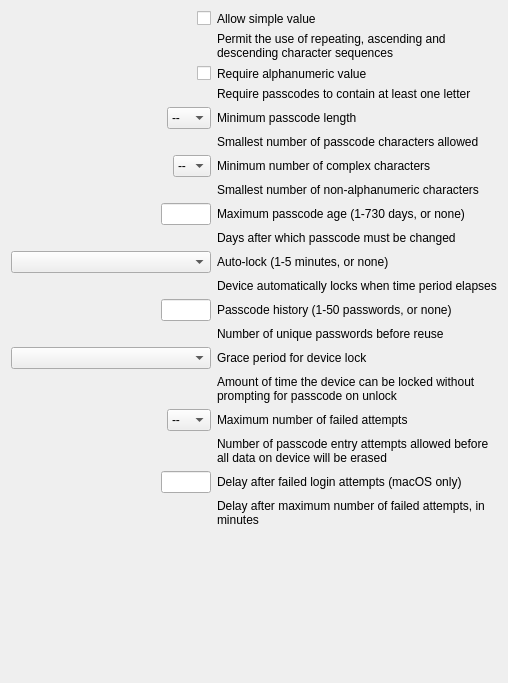
The window that FWAdminLib/Configurator/PasscodePolicyForm.ui (fw-dev/translations) describes before a commit, drawn with Qt 5.
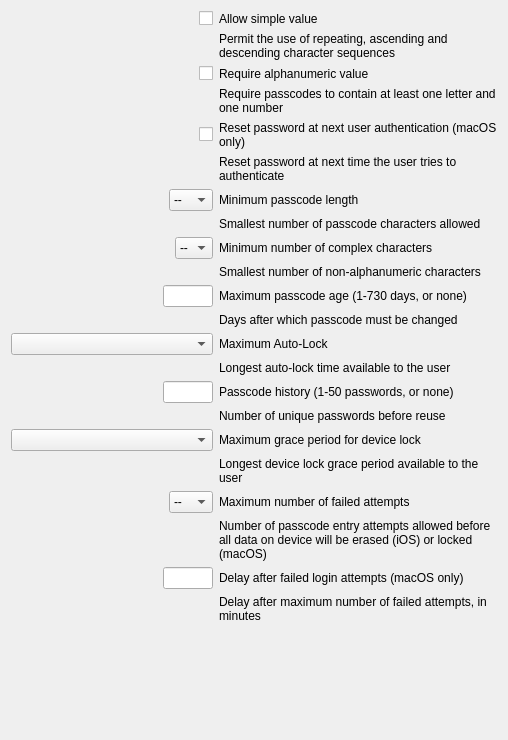
The same window after the commit.

```diff
--- a/FWAdminLib/Configurator/PasscodePolicyForm.ui
+++ b/FWAdminLib/Configurator/PasscodePolicyForm.ui
@@ -7,7 +7,7 @@
     <x>0</x>
     <y>0</y>
     <width>508</width>
-    <height>683</height>
+    <height>740</height>
    </rect>
   </property>
   <property name="windowTitle">
@@ -16,141 +16,21 @@
   <layout class="QVBoxLayout" name="verticalLayout_2">
    <item>
     <layout class="QGridLayout" name="gridLayout">
-     <item row="18" column="1">
-      <widget class="QLabel" name="label_10">
+     <item row="11" column="1">
+      <widget class="QLabel" name="lTipMaximumAge">
        <property name="text">
-        <string>Delay after failed login attempts (macOS only)</string>
+        <string>Days after which passcode must be changed</string>
        </property>
       </widget>
      </item>
-     <item row="17" column="1">
-      <widget class="QLabel" name="lTipMaximumFailedAttempts">
+     <item row="10" column="1">
+      <widget class="QLabel" name="label_3">
        <property name="text">
-        <string>Number of passcode entry attempts allowed before all data on device will be erased</string>
-       </property>
-       <property name="wordWrap">
-        <bool>true</bool>
-       </property>
-      </widget>
-     </item>
-     <item row="16" column="1">
-      <widget class="QLabel" name="label_7">
-       <property name="text">
-        <string>Maximum number of failed attempts</string>
-       </property>
-      </widget>
-     </item>
-     <item row="16" column="0">
-      <layout class="QHBoxLayout" name="horizontalLayout">
-       <item>
-        <spacer name="horizontalSpacer_9">
-         <property name="orientation">
-          <enum>Qt::Horizontal</enum>
-         </property>
-         <property name="sizeHint" stdset="0">
-          <size>
-           <width>0</width>
-           <height>13</height>
-          </size>
-         </property>
-        </spacer>
-       </item>
-       <item>
-        <widget class="QComboBox" name="maxFailedAttemptsField">
-         <item>
-          <property name="text">
-           <string>--</string>
-          </property>
-         </item>
-         <item>
-          <property name="text">
-           <string>2</string>
-          </property>
-         </item>
-         <item>
-          <property name="text">
-           <string>3</string>
-          </property>
-         </item>
-         <item>
-          <property name="text">
-           <string>4</string>
-          </property>
-         </item>
-         <item>
-          <property name="text">
-           <string>5</string>
-          </property>
-         </item>
-         <item>
-          <property name="text">
-           <string>6</string>
-          </property>
-         </item>
-         <item>
-          <property name="text">
-           <string>7</string>
-          </property>
-         </item>
-         <item>
-          <property name="text">
-           <string>8</string>
-          </property>
-         </item>
-         <item>
-          <property name="text">
-           <string>9</string>
-          </property>
-         </item>
-         <item>
-          <property name="text">
-           <string>10</string>
-          </property>
-         </item>
-         <item>
-          <property name="text">
-           <string>11</string>
-          </property>
-         </item>
-        </widget>
-       </item>
-      </layout>
-     </item>
-     <item row="15" column="1">
-      <widget class="QLabel" name="lTipGracePeriod">
-       <property name="text">
-        <string>Amount of time the device can be locked without prompting for passcode on unlock</string>
-       </property>
-       <property name="wordWrap">
-        <bool>true</bool>
-       </property>
-      </widget>
-     </item>
-     <item row="14" column="1">
-      <widget class="QLabel" name="label_6">
-       <property name="text">
-        <string>Grace period for device lock</string>
+        <string>Maximum passcode age (1-730 days, or none)</string>
        </property>
       </widget>
      </item>
      <item row="14" column="0">
-      <widget class="QComboBox" name="gracePeriodField"/>
-     </item>
-     <item row="13" column="1">
-      <widget class="QLabel" name="lTipUniquePasswords">
-       <property name="text">
-        <string>Number of unique passwords before reuse</string>
-       </property>
-      </widget>
-     </item>
-     <item row="12" column="1">
-      <widget class="QLabel" name="label_5">
-       <property name="text">
-        <string>Passcode history (1-50 passwords, or none)</string>
-       </property>
-      </widget>
-     </item>
-     <item row="12" column="0">
       <layout class="QHBoxLayout" name="horizontalLayout_7">
        <item>
         <spacer name="horizontalSpacer_7">
@@ -189,38 +69,134 @@
        </item>
       </layout>
      </item>
-     <item row="11" column="1">
+     <item row="12" column="0">
+      <widget class="QComboBox" name="autoLockField"/>
+     </item>
+     <item row="13" column="1">
       <widget class="QLabel" name="lTipAutoLock">
        <property name="text">
-        <string>Device automatically locks when time period elapses</string>
+        <string>Longest auto-lock time available to the user</string>
        </property>
       </widget>
      </item>
-     <item row="10" column="1">
+     <item row="12" column="1">
       <widget class="QLabel" name="label_4">
        <property name="text">
-        <string>Auto-lock (1-5 minutes, or none)</string>
+        <string>Maximum Auto-Lock</string>
        </property>
       </widget>
      </item>
+     <item row="14" column="1">
+      <widget class="QLabel" name="label_5">
+       <property name="text">
+        <string>Passcode history (1-50 passwords, or none)</string>
+       </property>
+      </widget>
+     </item>
+     <item row="16" column="0">
+      <widget class="QComboBox" name="gracePeriodField"/>
+     </item>
+     <item row="15" column="1">
+      <widget class="QLabel" name="lTipUniquePasswords">
+       <property name="text">
+        <string>Number of unique passwords before reuse</string>
+       </property>
+      </widget>
+     </item>
+     <item row="17" column="1">
+      <widget class="QLabel" name="lTipGracePeriod">
+       <property name="text">
+        <string>Longest device lock grace period available to the user</string>
+       </property>
+       <property name="wordWrap">
+        <bool>true</bool>
+       </property>
+      </widget>
+     </item>
+     <item row="16" column="1">
+      <widget class="QLabel" name="label_6">
+       <property name="text">
+        <string>Maximum grace period for device lock</string>
+       </property>
+      </widget>
+     </item>
+     <item row="18" column="0">
+      <layout class="QHBoxLayout" name="horizontalLayout">
+       <item>
+        <spacer name="horizontalSpacer_9">
+         <property name="orientation">
+          <enum>Qt::Horizontal</enum>
+         </property>
+         <property name="sizeHint" stdset="0">
+          <size>
+           <width>0</width>
+           <height>13</height>
+          </size>
+         </property>
+        </spacer>
+       </item>
+       <item>
+        <widget class="QComboBox" name="maxFailedAttemptsField">
+         <item>
+          <property name="text">
+           <string>--</string>
+          </property>
+         </item>
+         <item>
+          <property name="text">
+           <string>2</string>
+          </property>
+         </item>
+         <item>
+          <property name="text">
+           <string>3</string>
+          </property>
+         </item>
+         <item>
+          <property name="text">
+           <string>4</string>
+          </property>
+         </item>
+         <item>
+          <property name="text">
+           <string>5</string>
+          </property>
+         </item>
+         <item>
+          <property name="text">
+           <string>6</string>
+          </property>
+         </item>
+         <item>
+          <property name="text">
+           <string>7</string>
+          </property>
+         </item>
+         <item>
+          <property name="text">
+           <string>8</string>
+          </property>
+         </item>
+         <item>
+          <property name="text">
+           <string>9</string>
+          </property>
+         </item>
+         <item>
+          <property name="text">
+           <string>10</string>
+          </property>
+         </item>
+         <item>
+          <property name="text">
+           <string>11</string>
+          </property>
+         </item>
+        </widget>
+       </item>
+      </layout>
+     </item>
      <item row="10" column="0">
-      <widget class="QComboBox" name="autoLockField"/>
-     </item>
-     <item row="9" column="1">
-      <widget class="QLabel" name="lTipMaximumAge">
-       <property name="text">
-        <string>Days after which passcode must be changed</string>
-       </property>
-      </widget>
-     </item>
-     <item row="8" column="1">
-      <widget class="QLabel" name="label_3">
-       <property name="text">
-        <string>Maximum passcode age (1-730 days, or none)</string>
-       </property>
-      </widget>
-     </item>
-     <item row="8" column="0">
       <layout class="QHBoxLayout" name="horizontalLayout_5">
        <item>
         <spacer name="horizontalSpacer_5">
@@ -262,81 +238,203 @@
        </item>
       </layout>
      </item>
-     <item row="7" column="1">
+     <item row="9" column="1">
       <widget class="QLabel" name="lTipMinimumComplexChars">
        <property name="text">
         <string>Smallest number of non-alphanumeric characters</string>
        </property>
       </widget>
      </item>
-     <item row="6" column="1">
+     <item row="8" column="1">
       <widget class="QLabel" name="label_2">
        <property name="text">
         <string>Minimum number of complex characters</string>
        </property>
       </widget>
      </item>
-     <item row="6" column="0">
-      <layout class="QHBoxLayout" name="horizontalLayout_4">
-       <item>
-        <spacer name="horizontalSpacer_4">
-         <property name="orientation">
-          <enum>Qt::Horizontal</enum>
-         </property>
-         <property name="sizeHint" stdset="0">
-          <size>
-           <width>0</width>
-           <height>18</height>
-          </size>
-         </property>
-        </spacer>
-       </item>
-       <item>
-        <widget class="QComboBox" name="minComplexCharsField">
-         <item>
-          <property name="text">
-           <string>--</string>
-          </property>
-         </item>
-         <item>
-          <property name="text">
-           <string>1</string>
-          </property>
-         </item>
-         <item>
-          <property name="text">
-           <string>2</string>
-          </property>
-         </item>
-         <item>
-          <property name="text">
-           <string>3</string>
-          </property>
-         </item>
-         <item>
-          <property name="text">
-           <string>4</string>
-          </property>
-         </item>
-        </widget>
-       </item>
-      </layout>
-     </item>
-     <item row="5" column="1">
-      <widget class="QLabel" name="lTipMinimumLength">
+     <item row="20" column="1">
+      <widget class="QLabel" name="label_10">
        <property name="text">
-        <string>Smallest number of passcode characters allowed</string>
+        <string>Delay after failed login attempts (macOS only)</string>
        </property>
       </widget>
      </item>
      <item row="4" column="1">
+      <widget class="QLabel" name="label_11">
+       <property name="text">
+        <string>Reset password at next user authentication (macOS only)</string>
+       </property>
+       <property name="wordWrap">
+        <bool>true</bool>
+       </property>
+      </widget>
+     </item>
+     <item row="6" column="1">
       <widget class="QLabel" name="label">
        <property name="text">
         <string>Minimum passcode length</string>
        </property>
       </widget>
      </item>
-     <item row="4" column="0">
+     <item row="0" column="1">
+      <widget class="QLabel" name="label_9">
+       <property name="text">
+        <string>Allow simple value</string>
+       </property>
+      </widget>
+     </item>
+     <item row="7" column="1">
+      <widget class="QLabel" name="lTipMinimumLength">
+       <property name="text">
+        <string>Smallest number of passcode characters allowed</string>
+       </property>
+      </widget>
+     </item>
+     <item row="8" column="0">
+      <layout class="QHBoxLayout" name="horizontalLayout_4">
+       <item>
+        <spacer name="horizontalSpacer_4">
+         <property name="orientation">
+          <enum>Qt::Horizontal</enum>
+         </property>
+         <property name="sizeHint" stdset="0">
+          <size>
+           <width>0</width>
+           <height>18</height>
+          </size>
+         </property>
+        </spacer>
+       </item>
+       <item>
+        <widget class="QComboBox" name="minComplexCharsField">
+         <item>
+          <property name="text">
+           <string>--</string>
+          </property>
+         </item>
+         <item>
+          <property name="text">
+           <string>1</string>
+          </property>
+         </item>
+         <item>
+          <property name="text">
+           <string>2</string>
+          </property>
+         </item>
+         <item>
+          <property name="text">
+           <string>3</string>
+          </property>
+         </item>
+         <item>
+          <property name="text">
+           <string>4</string>
+          </property>
+         </item>
+        </widget>
+       </item>
+      </layout>
+     </item>
+     <item row="19" column="1">
+      <widget class="QLabel" name="lTipMaximumFailedAttempts">
+       <property name="text">
+        <string>Number of passcode entry attempts allowed before all data on device will be erased (iOS) or locked (macOS)</string>
+       </property>
+       <property name="wordWrap">
+        <bool>true</bool>
+       </property>
+      </widget>
+     </item>
+     <item row="18" column="1">
+      <widget class="QLabel" name="label_7">
+       <property name="text">
+        <string>Maximum number of failed attempts</string>
+       </property>
+      </widget>
+     </item>
+     <item row="2" column="0">
+      <layout class="QHBoxLayout" name="horizontalLayout_6">
+       <item>
+        <spacer name="horizontalSpacer_2">
+         <property name="orientation">
+          <enum>Qt::Horizontal</enum>
+         </property>
+         <property name="sizeHint" stdset="0">
+          <size>
+           <width>118</width>
+           <height>13</height>
+          </size>
+         </property>
+        </spacer>
+       </item>
+       <item>
+        <widget class="QCheckBox" name="requireNumericField">
+         <property name="text">
+          <string/>
+         </property>
+        </widget>
+       </item>
+      </layout>
+     </item>
+     <item row="3" column="1">
+      <widget class="QLabel" name="lTipAlphanumeric">
+       <property name="text">
+        <string>Require passcodes to contain at least one letter and one number</string>
+       </property>
+       <property name="scaledContents">
+        <bool>false</bool>
+       </property>
+       <property name="wordWrap">
+        <bool>true</bool>
+       </property>
+      </widget>
+     </item>
+     <item row="20" column="0">
+      <layout class="QHBoxLayout" name="horizontalLayout_8">
+       <item>
+        <spacer name="horizontalSpacer_6">
+         <property name="orientation">
+          <enum>Qt::Horizontal</enum>
+         </property>
+         <property name="sizeHint" stdset="0">
+          <size>
+           <width>40</width>
+           <height>20</height>
+          </size>
+         </property>
+        </spacer>
+       </item>
+       <item>
+        <widget class="QLineEdit" name="delayAfterFailedLoginField">
+         <property name="maximumSize">
+          <size>
+           <width>50</width>
+           <height>16777215</height>
+          </size>
+         </property>
+        </widget>
+       </item>
+      </layout>
+     </item>
+     <item row="21" column="1">
+      <widget class="QLabel" name="lTipDelayAfterMaximumNumber">
+       <property name="text">
+        <string>Delay after maximum number of failed attempts, in minutes</string>
+       </property>
+       <property name="wordWrap">
+        <bool>true</bool>
+       </property>
+      </widget>
+     </item>
+     <item row="2" column="1">
+      <widget class="QLabel" name="label_8">
+       <property name="text">
+        <string>Require alphanumeric value</string>
+       </property>
+      </widget>
+     </item>
+     <item row="6" column="0">
       <layout class="QHBoxLayout" name="horizontalLayout_3">
        <item>
         <spacer name="horizontalSpacer_3">
@@ -442,50 +540,6 @@
        </item>
       </layout>
      </item>
-     <item row="3" column="1">
-      <widget class="QLabel" name="lTipAlphanumeric">
-       <property name="text">
-        <string>Require passcodes to contain at least one letter</string>
-       </property>
-       <property name="scaledContents">
-        <bool>false</bool>
-       </property>
-       <property name="wordWrap">
-        <bool>true</bool>
-       </property>
-      </widget>
-     </item>
-     <item row="2" column="1">
-      <widget class="QLabel" name="label_8">
-       <property name="text">
-        <string>Require alphanumeric value</string>
-       </property>
-      </widget>
-     </item>
-     <item row="2" column="0">
-      <layout class="QHBoxLayout" name="horizontalLayout_6">
-       <item>
-        <spacer name="horizontalSpacer_2">
-         <property name="orientation">
-          <enum>Qt::Horizontal</enum>
-         </property>
-         <property name="sizeHint" stdset="0">
-          <size>
-           <width>118</width>
-           <height>13</height>
-          </size>
-         </property>
-        </spacer>
-       </item>
-       <item>
-        <widget class="QCheckBox" name="requireNumericField">
-         <property name="text">
-          <string/>
-         </property>
-        </widget>
-       </item>
-      </layout>
-     </item>
      <item row="1" column="1">
       <widget class="QLabel" name="lTipSimpleValue">
        <property name="text">
@@ -496,13 +550,6 @@
        </property>
       </widget>
      </item>
-     <item row="0" column="1">
-      <widget class="QLabel" name="label_9">
-       <property name="text">
-        <string>Allow simple value</string>
-       </property>
-      </widget>
-     </item>
      <item row="0" column="0">
       <layout class="QHBoxLayout" name="horizontalLayout_2">
        <item>
@@ -527,10 +574,20 @@
        </item>
       </layout>
      </item>
-     <item row="18" column="0">
-      <layout class="QHBoxLayout" name="horizontalLayout_8">
+     <item row="5" column="1">
+      <widget class="QLabel" name="lTipChangeAtNextAuth">
+       <property name="text">
+        <string>Reset password at next time the user tries to authenticate</string>
+       </property>
+       <property name="wordWrap">
+        <bool>true</bool>
+       </property>
+      </widget>
+     </item>
+     <item row="4" column="0">
+      <layout class="QHBoxLayout" name="horizontalLayout_9">
        <item>
-        <spacer name="horizontalSpacer_6">
+        <spacer name="horizontalSpacer_8">
          <property name="orientation">
           <enum>Qt::Horizontal</enum>
          </property>
@@ -543,27 +600,14 @@
         </spacer>
        </item>
        <item>
-        <widget class="QLineEdit" name="delayAfterFailedLoginField">
-         <property name="maximumSize">
-          <size>
-           <width>50</width>
-           <height>16777215</height>
-          </size>
+        <widget class="QCheckBox" name="changeAtNextAuth">
+         <property name="text">
+          <string/>
          </property>
         </widget>
        </item>
       </layout>
      </item>
-     <item row="19" column="1">
-      <widget class="QLabel" name="lTipDelayAfterMaximumNumber">
-       <property name="text">
-        <string>Delay after maximum number of failed attempts, in minutes</string>
-       </property>
-       <property name="wordWrap">
-        <bool>true</bool>
-       </property>
-      </widget>
-     </item>
     </layout>
    </item>
    <item>
@@ -574,7 +618,7 @@
      <property name="sizeHint" stdset="0">
       <size>
        <width>20</width>
-       <height>9</height>
+       <height>40</height>
       </size>
      </property>
     </spacer>
```
